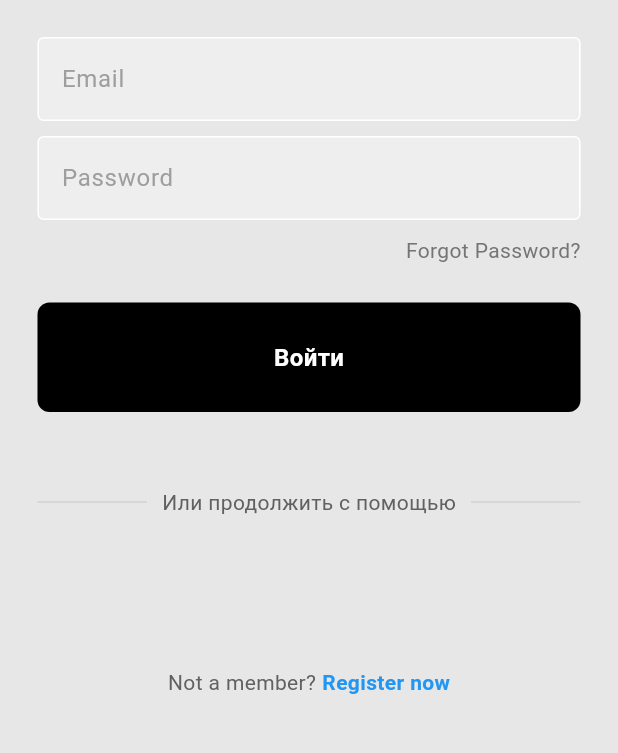
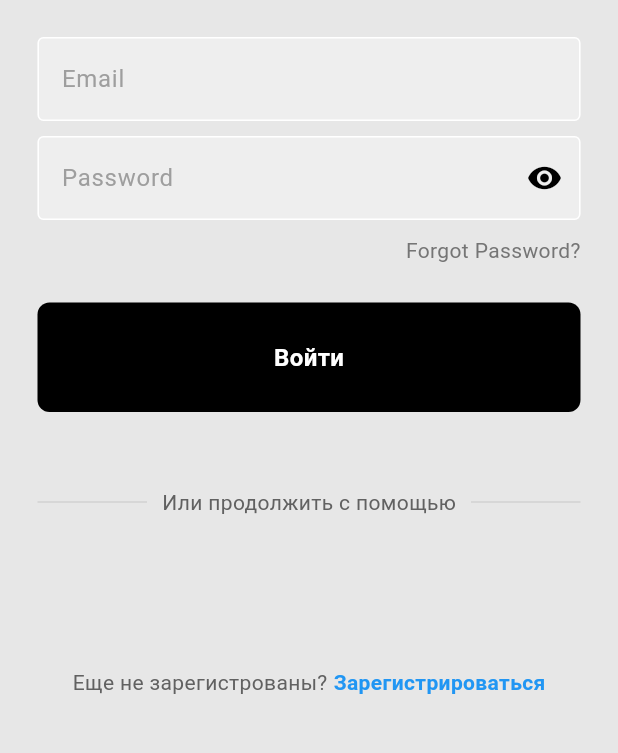
Before and after one commit to zanz9/TesterX2, a Flutter app: the screen it shows after launch, on a phone screen of 412 x 824 dp, the part 437-1190 px from its top. Run offline on Flutter 3.47's test engine with Material 3 defaults, Android fonts, the phone set to English and light mode, and no system bars; our stand-ins replace auto_route, cloud_firestore, dio, file_picker, firebase_auth, firebase_core and 5 more; missing offline and left inert: flutter_shakemywidget; accounts and stored records are empty; statements that could not run were skipped.

Commit message:
login page password input

```diff
--- a/lib/presentation/auth/login/bloc/login_bloc.dart
+++ b/lib/presentation/auth/login/bloc/login_bloc.dart
@@ -11,6 +11,8 @@ part 'login_state.dart';
 
 class LoginBloc extends Bloc<LoginEvent, LoginState> {
   LoginBloc() : super(LoginInitial()) {
+    on<OnUpdateState>((event, emit) => emit(LoginInitial()));
+
     on<OnLogin>((event, emit) async {
       emit(LoginLoading());
       try {
--- a/lib/presentation/auth/login/bloc/login_event.dart
+++ b/lib/presentation/auth/login/bloc/login_event.dart
@@ -7,8 +7,13 @@ final class OnLogin extends LoginEvent {
   final String password;
   final GlobalKey<ShakeWidgetState> shakeKey;
 
-  OnLogin(
-      {required this.email, required this.password, required this.shakeKey});
+  OnLogin({
+    required this.email,
+    required this.password,
+    required this.shakeKey,
+  });
 }
 
 final class OnAnonymous extends LoginEvent {}
+
+final class OnUpdateState extends LoginEvent {}
--- a/lib/presentation/auth/login/view/login_screen.dart
+++ b/lib/presentation/auth/login/view/login_screen.dart
@@ -13,11 +13,11 @@ class LoginScreen extends StatelessWidget {
 
   @override
   Widget build(BuildContext context) {
-    final theme = Theme.of(context);
     final bloc = LoginBloc();
     final TextEditingController emailController = TextEditingController();
     final TextEditingController passwordController = TextEditingController();
     final shakeKey = GlobalKey<ShakeWidgetState>();
+
     login() {
       bloc.add(
         OnLogin(
@@ -41,8 +41,8 @@ class LoginScreen extends StatelessWidget {
           errorText = 'Что-то пошло не так';
         }
         return Scaffold(
-          body: SafeArea(
-            child: Center(
+          body: Center(
+            child: SingleChildScrollView(
               child: Column(
                 mainAxisAlignment: MainAxisAlignment.center,
                 children: [
@@ -100,7 +100,13 @@ class LoginScreen extends StatelessWidget {
                   const SizedBox(height: 25),
 
                   MyButton(
-                    onTap: login,
+                    text: 'Войти',
+                    isLoading: state.runtimeType == LoginLoading,
+                    onTapInside: login,
+                    onTapOutside: () {
+                      errorText = 'Добро пожаловать в TesterX';
+                      bloc.add(OnUpdateState());
+                    },
                   ),
 
                   const SizedBox(height: 50),
@@ -154,12 +160,12 @@ class LoginScreen extends StatelessWidget {
                     mainAxisAlignment: MainAxisAlignment.center,
                     children: [
                       Text(
-                        'Not a member?',
+                        'Еще не зарегистрованы?',
                         style: TextStyle(color: Colors.grey[700]),
                       ),
                       const SizedBox(width: 4),
                       const Text(
-                        'Register now',
+                        'Зарегистрироваться',
                         style: TextStyle(
                           color: Colors.blue,
                           fontWeight: FontWeight.bold,
--- a/lib/presentation/auth/widgets/mybutton.dart
+++ b/lib/presentation/auth/widgets/mybutton.dart
@@ -1,14 +1,29 @@
 import 'package:flutter/material.dart';
 
 class MyButton extends StatelessWidget {
-  final Function()? onTap;
+  final Function() onTapInside;
+  final Function() onTapOutside;
+  final String text;
+  final bool isLoading;
 
-  const MyButton({super.key, required this.onTap});
+  const MyButton({
+    super.key,
+    required this.onTapInside,
+    required this.onTapOutside,
+    required this.text,
+    required this.isLoading,
+  });
 
   @override
   Widget build(BuildContext context) {
-    return GestureDetector(
-      onTap: onTap,
+    return TapRegion(
+      onTapInside: (event) {
+        onTapInside();
+      },
+      onTapOutside: (event) {
+        onTapOutside();
+      },
+      // onTap: onTap,
       child: Container(
         padding: const EdgeInsets.all(25),
         margin: const EdgeInsets.symmetric(horizontal: 25),
@@ -16,15 +31,23 @@ class MyButton extends StatelessWidget {
           color: Colors.black,
           borderRadius: BorderRadius.circular(8),
         ),
-        child: const Center(
-          child: Text(
-            "Войти",
-            style: TextStyle(
-              color: Colors.white,
-              fontWeight: FontWeight.bold,
-              fontSize: 16,
-            ),
-          ),
+        child: Center(
+          child: isLoading
+              ? const SizedBox(
+                  height: 21,
+                  width: 21,
+                  child: CircularProgressIndicator(
+                    strokeWidth: 3,
+                  ),
+                )
+              : Text(
+                  text,
+                  style: const TextStyle(
+                    color: Colors.white,
+                    fontWeight: FontWeight.bold,
+                    fontSize: 16,
+                  ),
+                ),
         ),
       ),
     );
--- a/lib/presentation/auth/widgets/mytextfield.dart
+++ b/lib/presentation/auth/widgets/mytextfield.dart
@@ -1,6 +1,6 @@
 import 'package:flutter/material.dart';
 
-class MyTextField extends StatelessWidget {
+class MyTextField extends StatefulWidget {
   final TextEditingController controller;
   final String hintText;
   final bool obscureText;
@@ -13,11 +13,29 @@ class MyTextField extends StatelessWidget {
   });
 
   @override
+  State<MyTextField> createState() => _MyTextFieldState();
+}
+
+class _MyTextFieldState extends State<MyTextField> {
+  bool obscureText = false;
+  @override
+  void initState() {
+    obscureText = widget.obscureText;
+    super.initState();
+  }
+
+  toggleObscure() {
+    setState(() {
+      obscureText = !obscureText;
+    });
+  }
+
+  @override
   Widget build(BuildContext context) {
     return Padding(
       padding: const EdgeInsets.symmetric(horizontal: 25.0),
       child: TextField(
-        controller: controller,
+        controller: widget.controller,
         obscureText: obscureText,
         decoration: InputDecoration(
           enabledBorder: const OutlineInputBorder(
@@ -28,8 +46,16 @@ class MyTextField extends StatelessWidget {
           ),
           fillColor: Colors.grey.shade200,
           filled: true,
-          hintText: hintText,
+          hintText: widget.hintText,
           hintStyle: TextStyle(color: Colors.grey[500]),
+          suffixIcon: widget.obscureText
+              ? IconButton(
+                  onPressed: toggleObscure,
+                  icon: obscureText
+                      ? const Icon(Icons.visibility)
+                      : const Icon(Icons.visibility_off),
+                )
+              : null,
         ),
       ),
     );
--- a/lib/ui/theme/lightTheme.dart
+++ b/lib/ui/theme/lightTheme.dart
@@ -6,6 +6,9 @@ ThemeData lightTheme() {
   return ThemeData(
     useMaterial3: true,
     primaryColor: const Color(0xFF987D9A),
+    colorScheme: const ColorScheme.light(
+      primary: Color(0xFF987D9A),
+    ),
     scaffoldBackgroundColor: const Color(0xFFE7E7E7),
     iconTheme: const IconThemeData(color: Colors.red),
     shadowColor: Colors.black.withOpacity(0.08),
```
